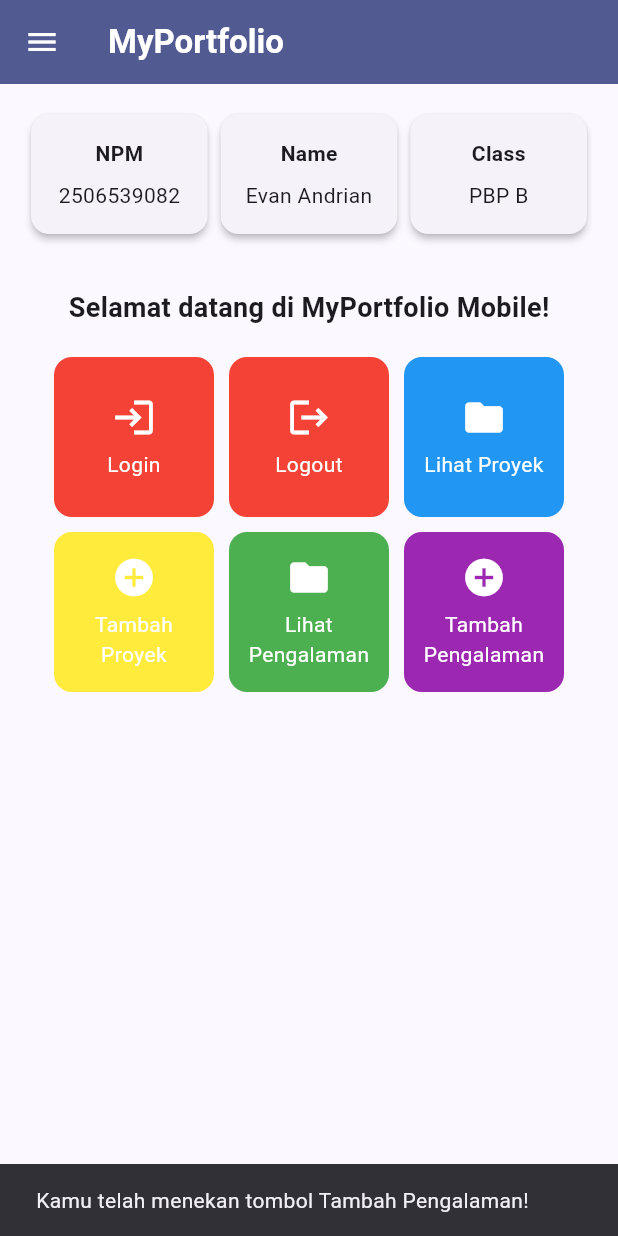
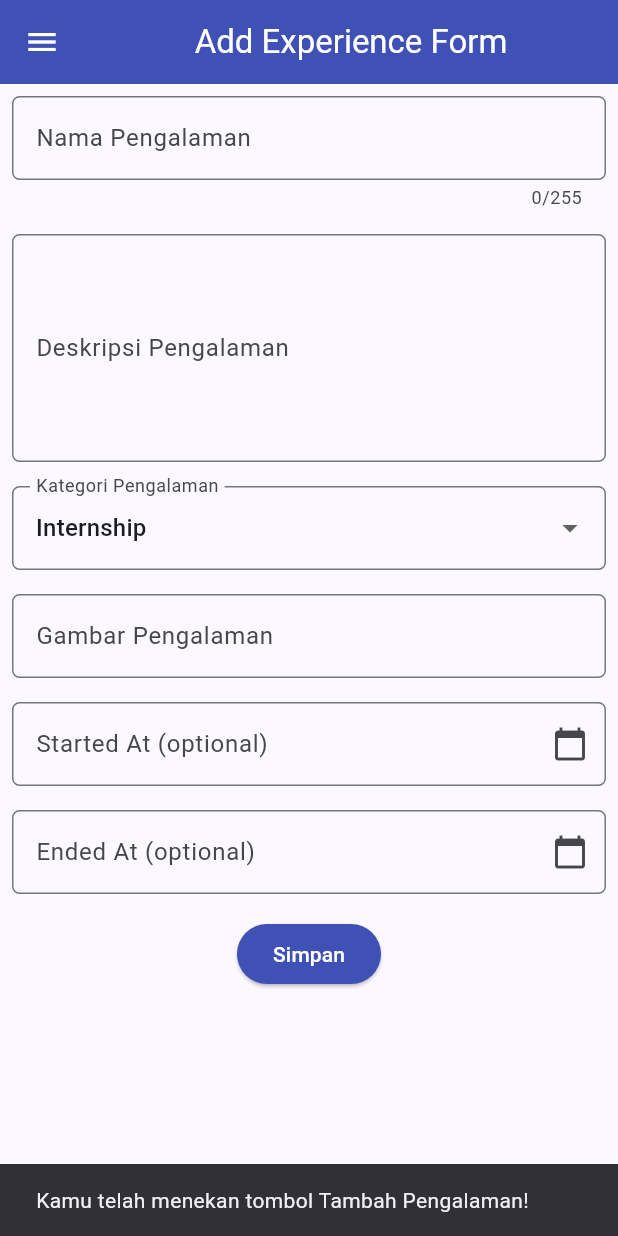
Before and after one commit to TramplingArgumentt/myportofolio_mobile, a Flutter app: the LeftDrawer widget shown alone on an empty page, opened directly, after a tap on "Home", after a tap on "Tambah Pengalaman", on a phone screen of 412 x 824 dp. Run offline on Flutter 3.47's test engine with Material 3 defaults, Android fonts, the phone set to English and light mode, and no system bars; our stand-ins replace material_ui.

Commit message:
feat: Tugas 8
Add form validation, summary dialogs, and navigation for project and experience form

```diff
--- /dev/null
+++ b/lib/screens/experience_form.dart
@@ -0,0 +1,339 @@
+import 'package:material_ui/material_ui.dart';
+import 'package:myportofolio_mobile/widgets/left_drawer.dart';
+
+class ExperienceFormPage extends StatefulWidget {
+  const ExperienceFormPage({super.key});
+
+  @override
+  State<ExperienceFormPage> createState() => _ExperienceFormPageState();
+}
+
+class _ExperienceFormPageState extends State<ExperienceFormPage> {
+  final _formKey = GlobalKey<FormState>();
+
+  String _experienceName = "";
+  String _description = "";
+  String _category = "Internship"; // default
+  String _thumbnail = "";
+  DateTime? _startedAt;
+  DateTime? _endedAt;
+  final _startedAtController = TextEditingController();
+  final _endedAtController = TextEditingController();
+
+  final List<String> _categories = [
+    'Internship',
+    'Research',
+    'Volunteer',
+    'Part-Time',
+    'Full-Time',
+    'Freelance',
+  ];
+
+  String? _validateOptionalUrl(String? value) {
+    final url = value?.trim() ?? '';
+    if (url.isEmpty) {
+      return null;
+    }
+
+    final uri = Uri.tryParse(url);
+    if (url.length > 200 ||
+        uri == null ||
+        !{'http', 'https'}.contains(uri.scheme) ||
+        uri.host.isEmpty) {
+      return 'Masukkan URL HTTP atau HTTPS yang valid.';
+    }
+    return null;
+  }
+
+  void _saveExperience() {
+    final form = _formKey.currentState;
+    if (form == null || !form.validate()) {
+      return;
+    }
+
+    if (_startedAt == null) {
+      final startedAt = DateTime.now();
+      setState(() {
+        _startedAt = startedAt;
+        _startedAtController.text = MaterialLocalizations.of(context)
+            .formatMediumDate(startedAt);
+      });
+    }
+    form.save();
+
+    final startedAt = MaterialLocalizations.of(context)
+        .formatMediumDate(_startedAt!);
+    final endedAt = _endedAt == null
+        ? 'Sedang berlangsung'
+        : MaterialLocalizations.of(context).formatMediumDate(_endedAt!);
+
+    showDialog<void>(
+      context: context,
+      builder: (context) => AlertDialog(
+        title: const Text('Pengalaman berhasil ditambahkan!'),
+        content: SingleChildScrollView(
+          child: Column(
+            crossAxisAlignment: CrossAxisAlignment.start,
+            mainAxisSize: MainAxisSize.min,
+            children: [
+              Text('Nama Pengalaman: $_experienceName'),
+              Text('Deskripsi: $_description'),
+              Text('Kategori: $_category'),
+              Text(
+                'Thumbnail: ${_thumbnail.isEmpty ? "Tidak diisi" : _thumbnail}',
+              ),
+              Text('Tanggal Dimulai: $startedAt'),
+              Text('Tanggal Selesai: $endedAt'),
+            ],
+          ),
+        ),
+        actions: [
+          TextButton(
+            onPressed: () => Navigator.pop(context),
+            child: const Text('Tutup'),
+          ),
+        ],
+      ),
+    );
+  }
+
+  Future<void> _selectStartedAt() async {
+    final selectedDate = await showDatePicker(
+      context: context,
+      initialDate: _startedAt ?? _endedAt ?? DateTime.now(),
+      firstDate: DateTime(1900),
+      lastDate: _endedAt ?? DateTime(2100),
+    );
+
+    if (!mounted || selectedDate == null) {
+      return;
+    }
+    setState(() {
+      _startedAt = selectedDate;
+      _startedAtController.text = MaterialLocalizations.of(context)
+          .formatMediumDate(selectedDate);
+    });
+  }
+
+  Future<void> _selectEndedAt() async {
+    final selectedDate = await showDatePicker(
+      context: context,
+      initialDate: _endedAt ?? _startedAt ?? DateTime.now(),
+      firstDate: _startedAt ?? DateTime(1900),
+      lastDate: DateTime(2100),
+    );
+
+    if (!mounted || selectedDate == null) {
+      return;
+    }
+    setState(() {
+      _endedAt = selectedDate;
+      _endedAtController.text = MaterialLocalizations.of(context)
+          .formatMediumDate(selectedDate);
+    });
+  }
+
+  @override
+  void dispose() {
+    _startedAtController.dispose();
+    _endedAtController.dispose();
+    super.dispose();
+  }
+
+  @override
+  Widget build(BuildContext context) {
+    return Scaffold(
+      appBar: AppBar(
+        title: const Center(child: Text('Add Experience Form')),
+        backgroundColor: Colors.indigo,
+        foregroundColor: Colors.white,
+      ),
+      // TODO: Tambahkan drawer yang sudah dibuat di sini
+      drawer: const LeftDrawer(),
+      body: Form(
+        key: _formKey,
+        child: SingleChildScrollView(
+          child: Column(
+            crossAxisAlignment: CrossAxisAlignment.start,
+            children: [
+              // === Experience Name ===
+              Padding(
+                padding: const EdgeInsets.all(8.0),
+                child: TextFormField(
+                  decoration: InputDecoration(
+                    hintText: "Nama Pengalaman",
+                    labelText: "Nama Pengalaman",
+                    border: OutlineInputBorder(
+                      borderRadius: BorderRadius.circular(5.0),
+                    ),
+                  ),
+                  maxLength: 255,
+                  onSaved: (value) {
+                    _experienceName = value?.trim() ?? '';
+                  },
+                  validator: (String? value) {
+                    if (value == null || value.trim().isEmpty) {
+                      return "Nama pengalaman tidak boleh kosong!";
+                    }
+                    if (value.trim().length > 255) {
+                      return "Nama pengalaman maksimal 255 karakter.";
+                    }
+                    return null;
+                  },
+                ),
+              ),
+              // === Description ===
+              Padding(
+                padding: const EdgeInsets.all(8.0),
+                child: TextFormField(
+                  maxLines: 5,
+                  decoration: InputDecoration(
+                    hintText: "Deskripsi Pengalaman",
+                    labelText: "Deskripsi Pengalaman",
+                    border: OutlineInputBorder(
+                      borderRadius: BorderRadius.circular(5.0),
+                    ),
+                  ),
+                  onSaved: (value) {
+                    _description = value?.trim() ?? '';
+                  },
+                  validator: (String? value) {
+                    if (value == null || value.trim().isEmpty) {
+                      return "Deskripsi pengalaman tidak boleh kosong!";
+                    }
+                    return null;
+                  },
+                ),
+              ),
+
+              // === Category ===
+              Padding(
+                padding: const EdgeInsets.all(8.0),
+                child: DropdownButtonFormField<String>(
+                  decoration: InputDecoration(
+                    labelText: "Kategori Pengalaman",
+                    border: OutlineInputBorder(
+                      borderRadius: BorderRadius.circular(5.0),
+                    ),
+                  ),
+                  initialValue: _category,
+                  items: _categories
+                      .map(
+                        (category) => DropdownMenuItem(
+                          value: category,
+                          child: Text(category),
+                        ),
+                      )
+                      .toList(),
+                  onChanged: (String? newValue) {
+                    if (newValue != null) {
+                      setState(() => _category = newValue);
+                    }
+                  },
+                ),
+              ),
+
+              // === Thumbnail ===
+              Padding(
+                padding: const EdgeInsets.all(8.0),
+                child: TextFormField(
+                  decoration: InputDecoration(
+                    hintText: "Contoh: https://drive.google.com/",
+                    labelText: "Gambar Pengalaman",
+                    border: OutlineInputBorder(
+                      borderRadius: BorderRadius.circular(5.0),
+                    ),
+                  ),
+                  keyboardType: TextInputType.url,
+                  onSaved: (value) => _thumbnail = value?.trim() ?? '',
+                  validator: _validateOptionalUrl,
+                ),
+              ),
+
+              // === Started At ===
+              Padding(
+                padding: const EdgeInsets.all(8.0),
+                child: TextFormField(
+                  controller: _startedAtController,
+                  readOnly: true,
+                  onTap: _selectStartedAt,
+                  decoration: InputDecoration(
+                    hintText: "Tanggal mulai pengalaman",
+                    labelText: "Started At (optional)",
+                    suffixIcon: _startedAt == null
+                        ? const Icon(Icons.calendar_today)
+                        : IconButton(
+                            icon: const Icon(Icons.clear),
+                            onPressed: () {
+                              setState(() {
+                                _startedAt = null;
+                                _startedAtController.clear();
+                              });
+                            },
+                          ),
+                    border: OutlineInputBorder(
+                      borderRadius: BorderRadius.circular(5.0),
+                    ),
+                  ),
+                ),
+              ),
+              // === Ended At ===
+              Padding(
+                padding: const EdgeInsets.all(8.0),
+                child: TextFormField(
+                  controller: _endedAtController,
+                  readOnly: true,
+                  onTap: _selectEndedAt,
+                  decoration: InputDecoration(
+                    hintText: "Tanggal selesai pengalaman",
+                    labelText: "Ended At (optional)",
+                    suffixIcon: _endedAt == null
+                        ? const Icon(Icons.calendar_today)
+                        : IconButton(
+                            icon: const Icon(Icons.clear),
+                            onPressed: () {
+                              setState(() {
+                                _endedAt = null;
+                                _endedAtController.clear();
+                              });
+                            },
+                          ),
+                    border: OutlineInputBorder(
+                      borderRadius: BorderRadius.circular(5.0),
+                    ),
+                  ),
+                  validator: (value) {
+                    final startedAt = _startedAt ?? DateTime.now();
+                    if (_endedAt != null &&
+                        DateUtils.dateOnly(_endedAt!)
+                            .isBefore(DateUtils.dateOnly(startedAt))) {
+                      return "Tanggal selesai tidak boleh sebelum tanggal mulai!";
+                    }
+                    return null;
+                  },
+                ),
+              ),
+              // === Tombol Simpan ===
+              Align(
+                alignment: Alignment.bottomCenter,
+                child: Padding(
+                  padding: const EdgeInsets.all(8.0),
+                  child: ElevatedButton(
+                    style: ButtonStyle(
+                      backgroundColor: WidgetStateProperty.all(Colors.indigo),
+                    ),
+                    onPressed: _saveExperience,
+                    child: const Text(
+                      "Simpan",
+                      style: TextStyle(color: Colors.white),
+                    ),
+                  ),
+                ),
+              ),
+            ],
+          ),
+        ),
+      ),
+    );
+  }
+}
--- a/lib/screens/menu.dart
+++ b/lib/screens/menu.dart
@@ -1,6 +1,6 @@
 import 'package:material_ui/material_ui.dart';
 import 'package:myportofolio_mobile/widgets/left_drawer.dart';
-import 'package:myportofolio_mobile/widgets/project_card.dart';
+import 'package:myportofolio_mobile/widgets/item_card.dart';
 
 
 class MyHomePage extends StatelessWidget {
--- a/lib/widgets/project_card.dart
+++ b/lib/widgets/item_card.dart
@@ -1,4 +1,5 @@
 import 'package:myportofolio_mobile/screens/project_form.dart';
+import 'package:myportofolio_mobile/screens/experience_form.dart';
 import 'package:myportofolio_mobile/screens/menu.dart';
 import 'package:material_ui/material_ui.dart';
 
@@ -29,6 +30,11 @@ class ItemCard extends StatelessWidget {
               context,
               MaterialPageRoute(builder: (context) => ProjectFormPage()),
             );
+          } else if (item.name == "Tambah Pengalaman") {
+            Navigator.push(
+              context,
+              MaterialPageRoute(builder: (context) => ExperienceFormPage())
+              );
           }
         },
         child: Container(
--- a/lib/widgets/left_drawer.dart
+++ b/lib/widgets/left_drawer.dart
@@ -1,5 +1,6 @@
 import 'package:material_ui/material_ui.dart';
 import 'package:myportofolio_mobile/screens/menu.dart';
+import 'package:myportofolio_mobile/screens/experience_form.dart';
 
 // TODO: Impor halaman ProjectFormPage jika sudah dibuat
 import 'package:myportofolio_mobile/screens/project_form.dart';
@@ -42,9 +43,7 @@ class LeftDrawer extends StatelessWidget {
             onTap: () {
               Navigator.pushReplacement(
                 context,
-                MaterialPageRoute(
-                  builder: (context) => MyHomePage()
-                ),
+                MaterialPageRoute(builder: (context) => MyHomePage()),
               );
             },
           ),
@@ -62,6 +61,18 @@ class LeftDrawer extends StatelessWidget {
               );
             },
           ),
+          ListTile(
+            leading: const Icon(Icons.work_outline),
+            title: const Text('Add Experience'),
+            onTap: () {
+              Navigator.push(
+                context,
+                MaterialPageRoute(
+                  builder: (context) => const ExperienceFormPage(),
+                ),
+              );
+            },
+          ),
         ],
       ),
     );
```
Also changed, not shown: lib/screens/project_form.dart (+113 -96 lines), form_sample/pubspec.lock, pubspec.lock, 3 other files.
